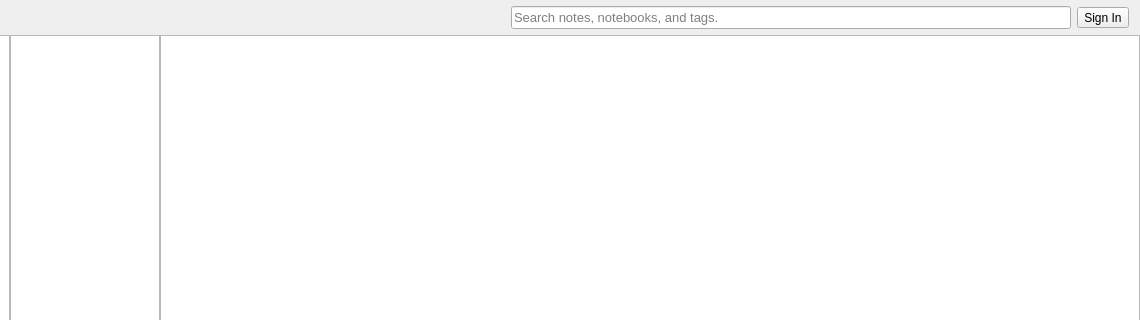
This is notes.ui in Open-App-Library/Vibrato-Notes-Desktop as Qt 5 draws it before an edit; both pictures show x 140 to 1280 and y 0 to 320 of the 1280 by 769 pixel window. The edited form follows.
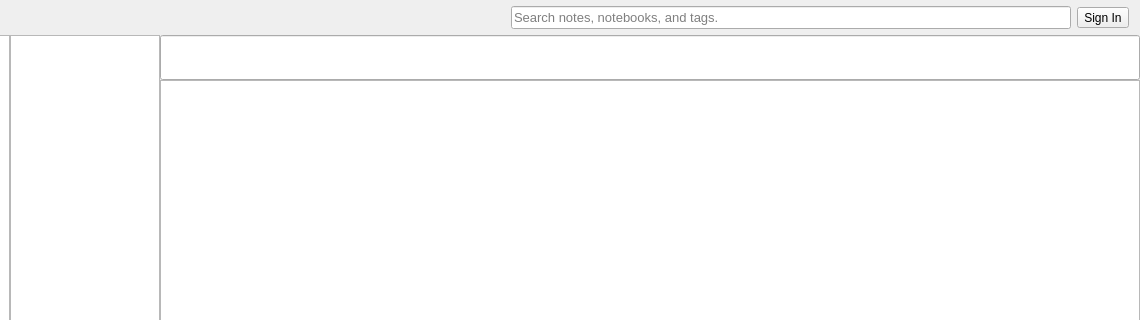
This is the edited form. Icons and pictures are not drawn.

Diff of the .ui file:
```diff
--- a/notes.ui
+++ b/notes.ui
@@ -254,6 +254,15 @@
           <property name="bottomMargin">
            <number>0</number>
           </property>
+          <item>
+           <widget class="QLineEdit" name="title">
+            <property name="font">
+             <font>
+              <pointsize>25</pointsize>
+             </font>
+            </property>
+           </widget>
+          </item>
           <item>
            <widget class="QTextEdit" name="textEdit"/>
           </item>
```
